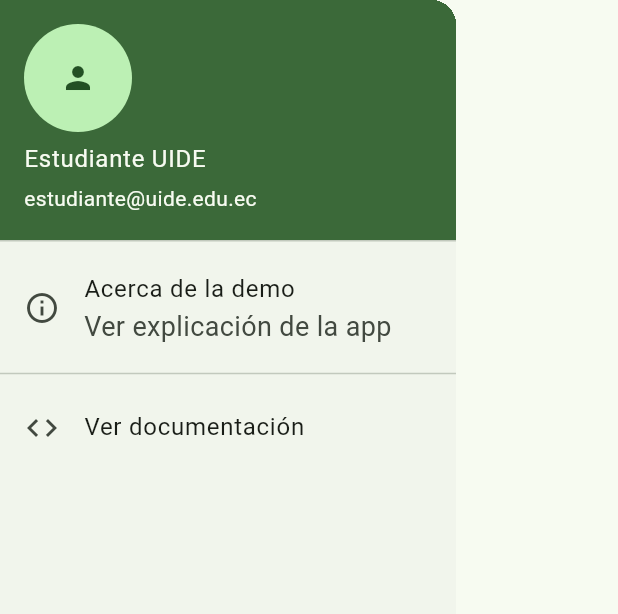
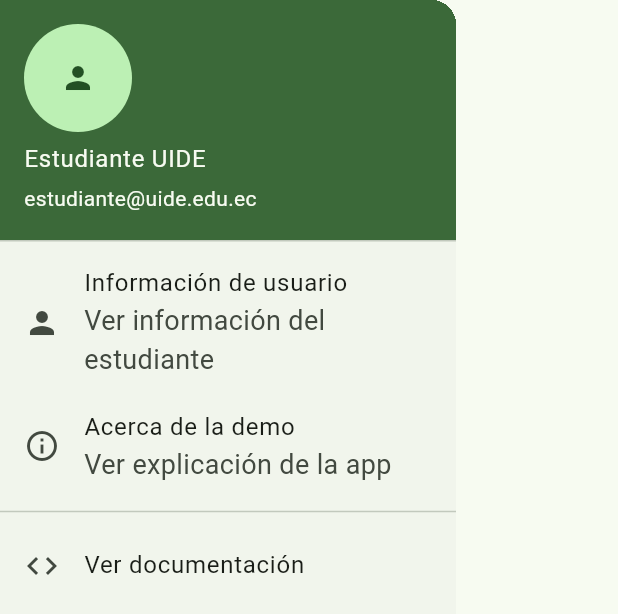
Before and after one commit to richardmijo/semana3_2526, a Flutter app: the MainDrawer widget shown alone on an empty page, opened directly, on a phone screen of 412 x 824 dp. Shown: the top 614 px of the screen. Run offline on Flutter 3.47's test engine with Material 3 defaults, Android fonts, the phone set to English and light mode, and no system bars.

Commit message:
Semana 3 - Gestión del Trabajo Autónomo

```diff
--- a/lib/features/ui_demo/presentation/widgets/main_drawer.dart
+++ b/lib/features/ui_demo/presentation/widgets/main_drawer.dart
@@ -1,4 +1,5 @@
 import 'package:flutter/material.dart';
+import 'package:semana_3_2526/features/ui_demo/presentation/widgets/menu_drawer_item.dart';
 
 class MainDrawer extends StatelessWidget {
   const MainDrawer({super.key});
@@ -15,11 +16,25 @@
               child: Icon(Icons.person),
             ),
           ),
-          ListTile(
-            leading: const Icon(Icons.info_outline),
-            title: const Text('Acerca de la demo'),
-            subtitle: const Text('Ver explicación de la app'),
-            onTap: () {
+
+          MenuDrawerItem(
+            icono: Icons.person,
+            titulo: 'Información de usuario',
+            subtitulo: 'Ver información del estudiante',
+            accion: () {
+              Navigator.of(context).pop();
+              showAboutDialog(
+                context: context,
+                applicationName: 'Mateo Merchán',
+              );
+            },
+          ),
+
+          MenuDrawerItem(
+            icono: Icons.info_outline,
+            titulo: 'Acerca de la demo',
+            subtitulo: 'Ver explicación de la app',
+            accion: () {
               Navigator.of(context).pop();
               showAboutDialog(
                 context: context,
@@ -34,12 +49,13 @@
               );
             },
           ),
+
           const Divider(),
 
-          ListTile(
-            leading: const Icon(Icons.code),
-            title: const Text('Ver documentación'),
-            onTap: () {
+          MenuDrawerItem(
+            icono: Icons.code,
+            titulo: 'Ver documentación',
+            accion: () {
               Navigator.of(context).pop();
               ScaffoldMessenger.of(context).showSnackBar(
                 const SnackBar(
@@ -53,4 +69,3 @@
     );
   }
 }
-// actividad
--- /dev/null
+++ b/lib/features/ui_demo/presentation/widgets/menu_drawer_item.dart
@@ -0,0 +1,26 @@
+import 'package:flutter/material.dart';
+
+class MenuDrawerItem extends StatelessWidget {
+  final IconData icono;
+  final String titulo;
+  final String? subtitulo;              // opcional
+  final VoidCallback accion;            // callback al tocar
+
+  const MenuDrawerItem({
+    super.key,
+    required this.icono,
+    required this.titulo,
+    this.subtitulo,
+    required this.accion,
+  });
+
+  @override
+  Widget build(BuildContext context) {
+    return ListTile(
+      leading: Icon(icono),
+      title: Text(titulo),
+      subtitle: subtitulo != null ? Text(subtitulo!) : null,
+      onTap: accion,
+    );
+  }
+}
--- /dev/null
+++ b/lib/features/ui_demo/presentation/widgets/widgets/menu_drawer_item.dart
@@ -0,0 +1 @@
+// TODO Implement this library.
```
Also changed, not shown: 1 other file.
